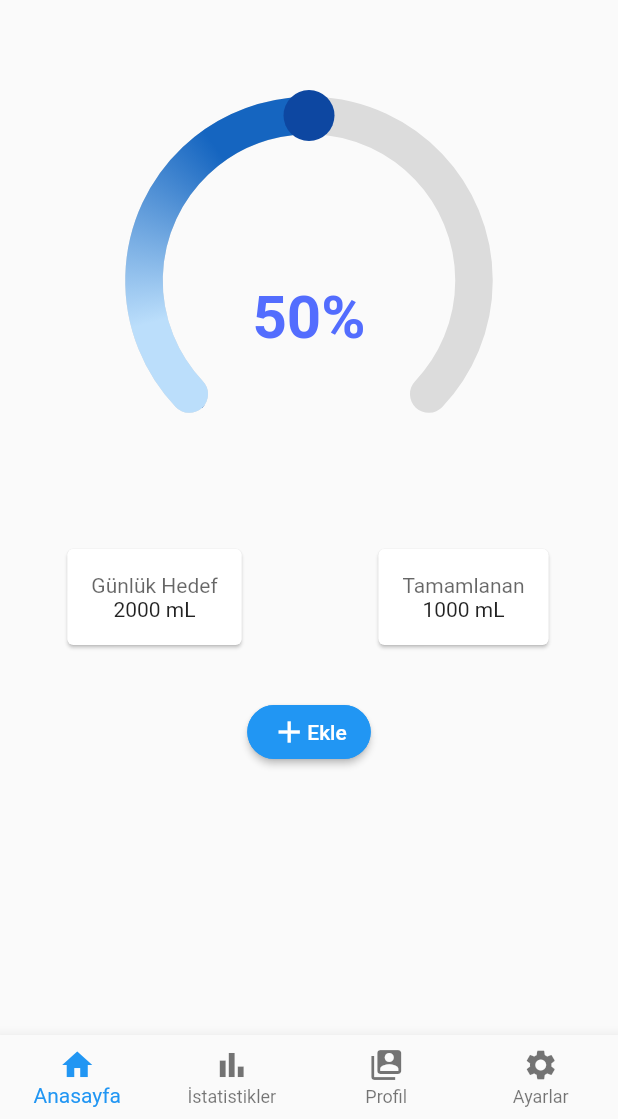
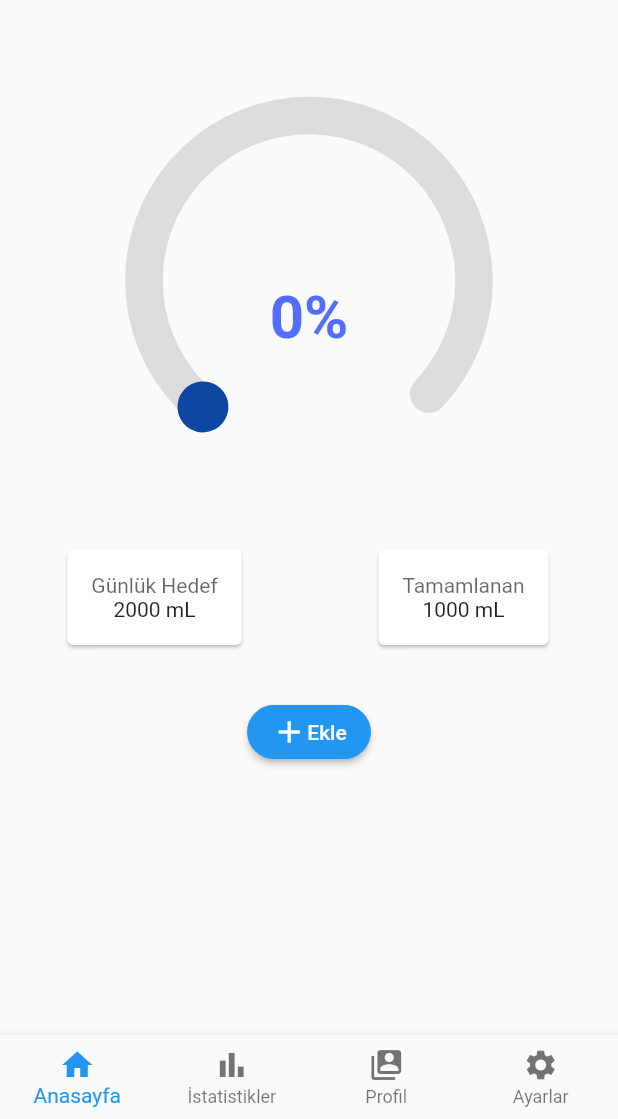
Before and after one commit to alperennbulutt/water_tracker, a Flutter app: the screen it shows once a user with an empty profile is signed in, on a phone screen of 412 x 824 dp, the part 117-1236 px from its top. Run offline on Flutter 3.47's test engine with Material 2 defaults, Android fonts, the light colour scheme and no system bars; drawn by our look-alikes of syncfusion_flutter_gauges; our stand-ins replace cloud_firestore, firebase_auth, firebase_core, flutter_custom_clippers, flutter_svg, get and 2 more; accounts and stored records are empty; Roboto replaces fonts that are missing (Georgia).

Commit message:
obs controller eklendi

```diff
--- a/lib/src/controller/home/home_controller.dart
+++ b/lib/src/controller/home/home_controller.dart
@@ -1,3 +1,4 @@
+import 'package:flutter/cupertino.dart';
 import 'package:get/get.dart';
 import 'package:water_tracker/src/utils/routes/app_pages.dart';
 
@@ -8,6 +9,19 @@ import '../../repository/posts_repository.dart';
 class HomeController extends GetxController {
   final MyRepository repository;
   HomeController({required this.repository});
+
+  final Rx<TextEditingController> waterGoalsTextEditingController =
+      TextEditingController().obs;
+
+  // volume Value
+  var volumeValue = 0.0.obs;
+
+  void onVolumeChanged(double value) {
+    volumeValue.value = value;
+  }
+
+  // water goals value
+  final waterGoals = 0.0.obs;
 
 // photos -----------------------------------------------------------
   final _photosList = <PhotosModel>[].obs;
--- a/lib/src/ui/home/home_page.dart
+++ b/lib/src/ui/home/home_page.dart
@@ -1,34 +1,21 @@
-// ignore_for_file: must_be_immutable
-
 import 'package:firebase_auth/firebase_auth.dart';
 import 'package:flutter/material.dart';
 import 'package:flutter_custom_clippers/flutter_custom_clippers.dart';
 import 'package:get/get.dart';
 import 'package:intl/intl.dart';
 import 'package:syncfusion_flutter_gauges/gauges.dart';
+import 'package:water_tracker/src/controller/home/home_controller.dart';
+import 'package:water_tracker/src/repository/posts_repository.dart';
+import 'package:water_tracker/src/services/api.dart';
 
-import '../../models/photos_model.dart';
-
-class HomePage extends StatefulWidget {
-  HomePage({Key? key}) : super(key: key);
-
-  @override
-  State<HomePage> createState() => _HomePageState();
-}
-
-class _HomePageState extends State<HomePage> {
-  late PhotosModel photosModel;
-
-  double _volumeValue = 50;
-
-  void onVolumeChanged(double value) {
-    setState(() {
-      _volumeValue = value;
-    });
-  }
+class HomePage extends StatelessWidget {
+  const HomePage({Key? key}) : super(key: key);
 
   @override
   Widget build(BuildContext context) {
+    final controller = Get.put(
+        HomeController(repository: MyRepository(apiClient: MyApiClient())));
+
     final now = new DateTime.now();
     String formatter = DateFormat('yMd').format(now);
     return Scaffold(
@@ -54,7 +41,8 @@ class _HomePageState extends State<HomePage> {
       body: Column(
         children: [
           Row(mainAxisAlignment: MainAxisAlignment.center, children: [
-            SfRadialGauge(axes: <RadialAxis>[
+            Obx(
+              () => SfRadialGauge(axes: <RadialAxis>[
                 RadialAxis(
                     minimum: 0,
                     maximum: 100,
@@ -67,7 +55,7 @@ class _HomePageState extends State<HomePage> {
                         thickness: 25),
                     pointers: <GaugePointer>[
                       RangePointer(
-                        value: _volumeValue,
+                          value: controller.volumeValue.value,
                           cornerStyle: CornerStyle.bothCurve,
                           width: 25,
                           sizeUnit: GaugeSizeUnit.logicalPixel,
@@ -79,9 +67,9 @@ class _HomePageState extends State<HomePage> {
                             0.75
                           ])),
                       MarkerPointer(
-                        value: _volumeValue,
+                          value: controller.volumeValue.value,
                           enableDragging: true,
-                        onValueChanged: onVolumeChanged,
+                          onValueChanged: controller.onVolumeChanged,
                           markerHeight: 34,
                           markerWidth: 34,
                           markerType: MarkerType.circle,
@@ -94,13 +82,16 @@ class _HomePageState extends State<HomePage> {
                           angle: 90,
                           axisValue: 5,
                           positionFactor: 0.2,
-                        widget: Text(_volumeValue.ceil().toString() + '%',
+                          widget: Text(
+                              controller.volumeValue.value.ceil().toString() +
+                                  '%',
                               style: TextStyle(
                                   fontSize: 40,
                                   fontWeight: FontWeight.bold,
                                   color: Color(0xFF536DFE))))
                     ])
               ]),
+            ),
           ]),
           Row(
             children: [
@@ -193,7 +184,9 @@ class _HomePageState extends State<HomePage> {
                                   padding: EdgeInsets.symmetric(
                                       horizontal: 8, vertical: 16),
                                   child: TextField(
+                                    // controller: controller.waterGoalsTextEditingController.value,
                                     autofocus: true,
+                                    keyboardType: TextInputType.number,
                                     decoration: InputDecoration(
                                       border: OutlineInputBorder(),
                                       hintText:
@@ -215,9 +208,17 @@ class _HomePageState extends State<HomePage> {
                                               side: BorderSide(
                                                   color: Colors.blue)))),
                                   child: const Text('Kaydet'),
-                                  onPressed: () => Get.back(),
+                                  onPressed: () => {
+                                    controller.waterGoals.value =
+                                        controller.volumeValue.value * 2,
+                                    Get.back(),
+                                    Get.defaultDialog(
+                                      onConfirm: () => Get.back(),
+                                      title: 'Kayıt Edildi',
+                                      middleText: "Su miktarınız ayarlanmıştır",
                                     ),
-                                //  SizedBox(height: 10),
+                                  },
+                                ),
                               ],
                             ),
                           ),
```
Lines whose indentation alone changed are shown as unchanged.
